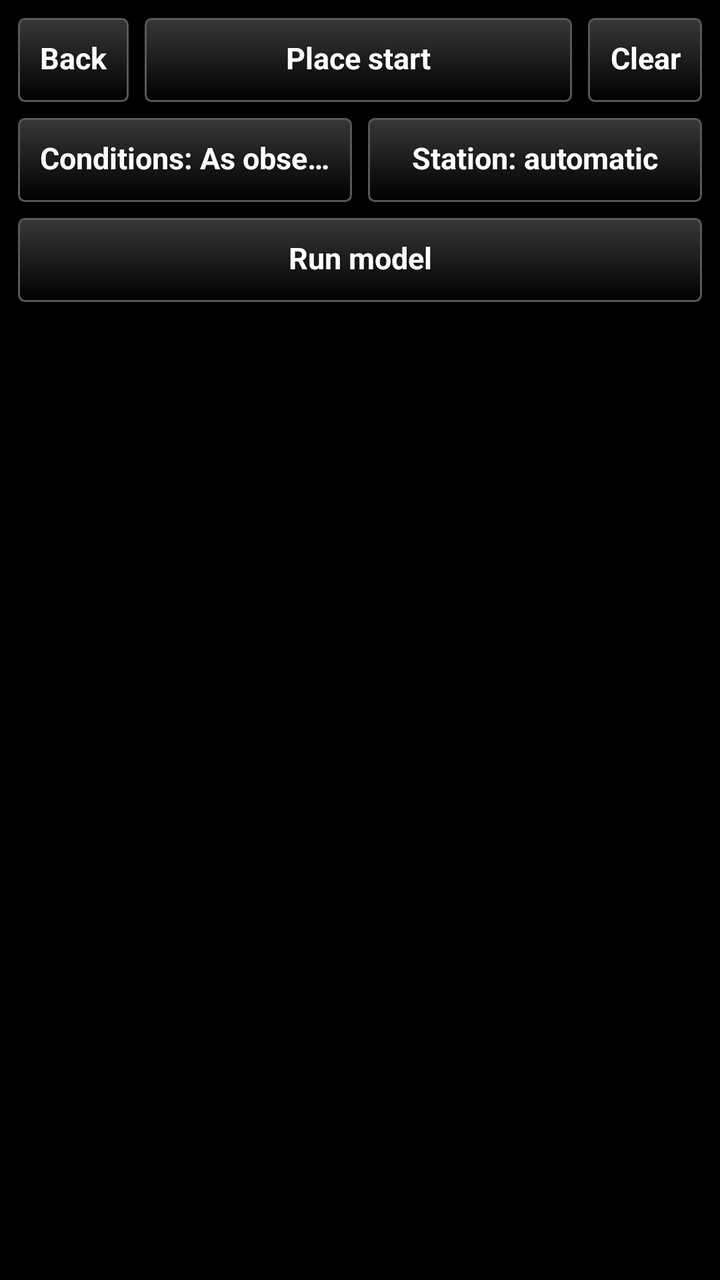
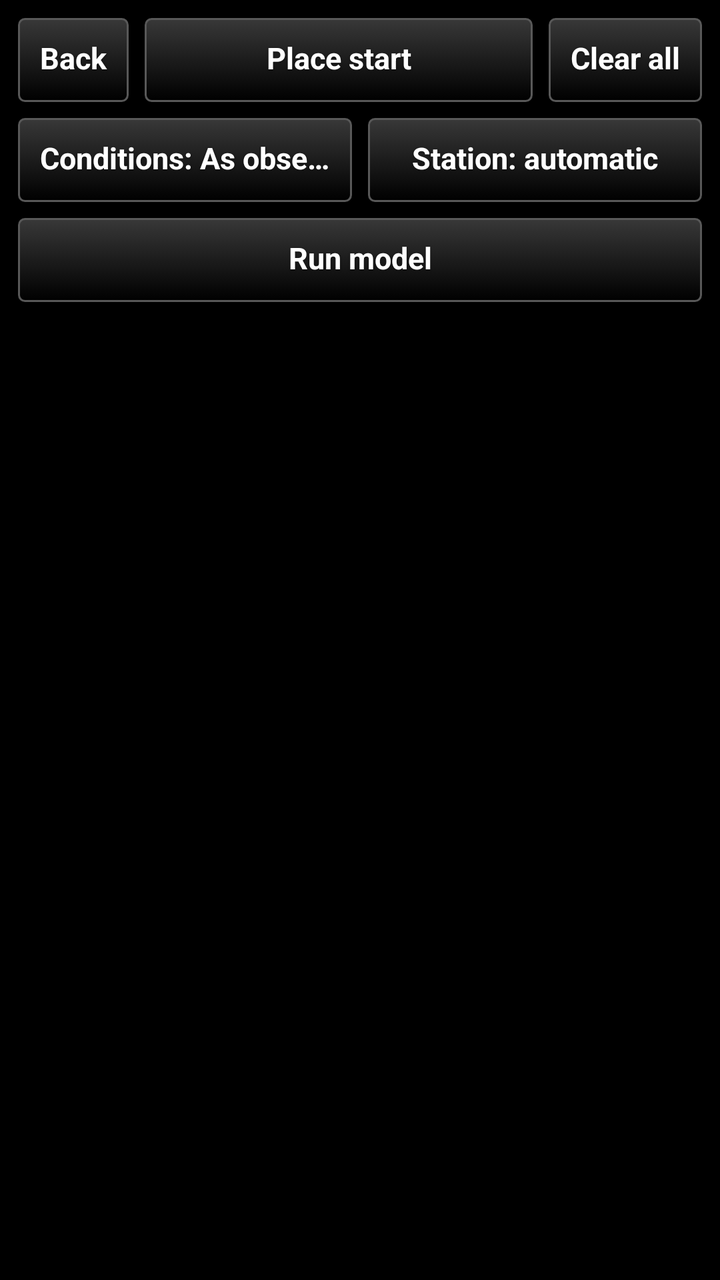

Compare the two renders of this Android layout. The source of the first and the diff that turns it into the second are given below.
<!-- AndroidManifest.xml: application theme AppTheme -->
<!-- res/layout/model_panel.xml -->
<?xml version="1.0" encoding="utf-8"?>
<LinearLayout xmlns:android="http://schemas.android.com/apk/res/android"
    android:layout_width="match_parent"
    android:layout_height="match_parent"
    android:orientation="vertical"
    android:padding="8dp">
    <LinearLayout
        android:layout_width="match_parent"
        android:layout_height="wrap_content"
        android:orientation="horizontal"
        android:baselineAligned="false">
        <Button
            android:id="@+id/btn_back"
            style="@style/TakwerxButton"
            android:layout_width="wrap_content"
            android:layout_height="wrap_content"
            android:text="Back" />
        <Button
            android:id="@+id/btn_place"
            style="@style/TakwerxButton"
            android:layout_width="0dp"
            android:layout_weight="1"
            android:layout_height="wrap_content"
            android:layout_marginLeft="6dp"
            android:text="Place start" />
        <Button
            android:id="@+id/btn_clear"
            style="@style/TakwerxButton"
            android:layout_width="wrap_content"
            android:layout_height="wrap_content"
            android:layout_marginLeft="6dp"
            android:text="Clear" />
    </LinearLayout>
    <LinearLayout
        android:layout_width="match_parent"
        android:layout_height="wrap_content"
        android:orientation="horizontal"
        android:baselineAligned="false"
        android:paddingTop="6dp">
        <Button
            android:id="@+id/btn_conditions"
            style="@style/TakwerxButton"
            android:layout_width="0dp"
            android:layout_weight="1"
            android:layout_height="wrap_content"
            android:text="Conditions: As observed" />
        <Button
            android:id="@+id/btn_station"
            style="@style/TakwerxButton"
            android:layout_width="0dp"
            android:layout_weight="1"
            android:layout_height="wrap_content"
            android:layout_marginLeft="6dp"
            android:text="Station: automatic" />
    </LinearLayout>
    <Button
        android:id="@+id/btn_run"
        style="@style/TakwerxButton"
        android:layout_width="match_parent"
        android:layout_height="wrap_content"
        android:layout_marginTop="6dp"
        android:text="Run model" />
    <ScrollView
        android:layout_width="match_parent"
        android:layout_height="0dp"
        android:layout_weight="1"
        android:focusableInTouchMode="true"
        android:descendantFocusability="beforeDescendants">
        <LinearLayout
            android:id="@+id/model_body"
            android:layout_width="match_parent"
            android:layout_height="wrap_content"
            android:orientation="vertical"
            android:paddingBottom="12dp" />
    </ScrollView>
</LinearLayout>
<!-- resources referenced by this layout -->
<resources>
  <style name="TakwerxButton" parent="@style/darkButton">
          <item name="android:paddingLeft">12dp</item>
          <item name="android:paddingRight">12dp</item>
          <item name="android:paddingTop">6dp</item>
          <item name="android:paddingBottom">8dp</item>
          <item name="android:minHeight">44dp</item>
          <item name="android:minWidth">0dp</item>
          <item name="android:textSize">15sp</item>
          <item name="android:singleLine">true</item>
          <item name="android:ellipsize">end</item>
      </style>
  <style name="AppTheme" parent="@android:style/Theme.Holo">
          <item name="android:buttonStyle">@android:style/Widget.Button</item>
          <item name="android:imageButtonStyle">@android:style/Widget.Button</item>
          <item name="android:buttonStyleToggle">@android:style/Widget.Button</item>
          <item name="android:spinnerStyle">@style/ATAKSpinner</item>
          <item name="android:spinnerItemStyle">@style/ATAKSpinnerItem</item>
          <item name="android:editTextStyle">@style/ATAKEditText</item>
      </style>
  <style name="darkButton" parent="@android:style/Widget.Button">
          <item name="android:background">@drawable/btn_gray</item>
          <item name="android:shadowColor">@color/darker_gray</item>
          <item name="android:shadowDy">1</item>
          <item name="android:shadowRadius">2</item>
          <item name="android:textColor">@color/white</item>
          <item name="android:textStyle">bold</item>
          <item name="android:paddingTop">0dp</item>
          <item name="android:paddingBottom">3dp</item>
          <item name="android:textSize">@dimen/fontSize</item>
      </style>
  <style name="ATAKSpinner" parent="@android:style/Widget.Spinner">
          <item name="android:spinnerMode">dialog</item>
      </style>
  <style name="ATAKSpinnerItem">
          <item name="android:textColor">@android:color/white</item>
          <item name="android:dropDownVerticalOffset">0dip</item>
          <item name="android:dropDownHorizontalOffset">0dip</item>
          <item name="android:dropDownWidth">wrap_content</item>
          <item name="android:gravity">left|center_vertical</item>
      </style>
  <style name="ATAKEditText" parent="@android:style/Widget.EditText">
          
          
  
          
          <item name="android:imeOptions">flagNoFullscreen</item>
      </style>
  <color name="darker_gray">#121212</color>
  <color name="white">#ffffff</color>
  <dimen name="fontSize">14sp</dimen>
  <!-- drawable new_dark_button_disabled (drawable) -->
  <?xml version="1.0" encoding="utf-8"?>
  <layer-list xmlns:android="http://schemas.android.com/apk/res/android">
      <item android:bottom="1dp" android:right="1dp" android:left="1dp" android:top="1dp">
          <shape android:shape="rectangle">
              <corners android:radius="3dp" />
              <stroke
                  android:width="1dp"
                  android:color="#484848" />
              <solid android:color="#484848" />
          </shape>
      </item>
  </layer-list>
  <!-- drawable new_dark_button_bg (drawable) -->
  <?xml version="1.0" encoding="utf-8"?>
  <layer-list xmlns:android="http://schemas.android.com/apk/res/android">
      <item android:bottom="1dp" android:right="1dp" android:left="1dp" android:top="1dp">
          <shape android:shape="rectangle">
              <corners android:radius="3dp" />
              <stroke
                  android:width="1dp"
                  android:color="#585858" />
              <gradient
                  android:startColor="#000000"
                  android:endColor="#383838"
                  android:angle="90"/>
          </shape>
      </item>
  </layer-list>
  <!-- unchanged entries left out for length: 2 -->
</resources>

<!-- the commit's change to res/layout/model_panel.xml (unified diff, before → after) -->
@@ -29,7 +29,7 @@
             android:layout_width="wrap_content"
             android:layout_height="wrap_content"
             android:layout_marginLeft="6dp"
-            android:text="Clear" />
+            android:text="Clear all" />
     </LinearLayout>
     <LinearLayout
         android:layout_width="match_parent"
